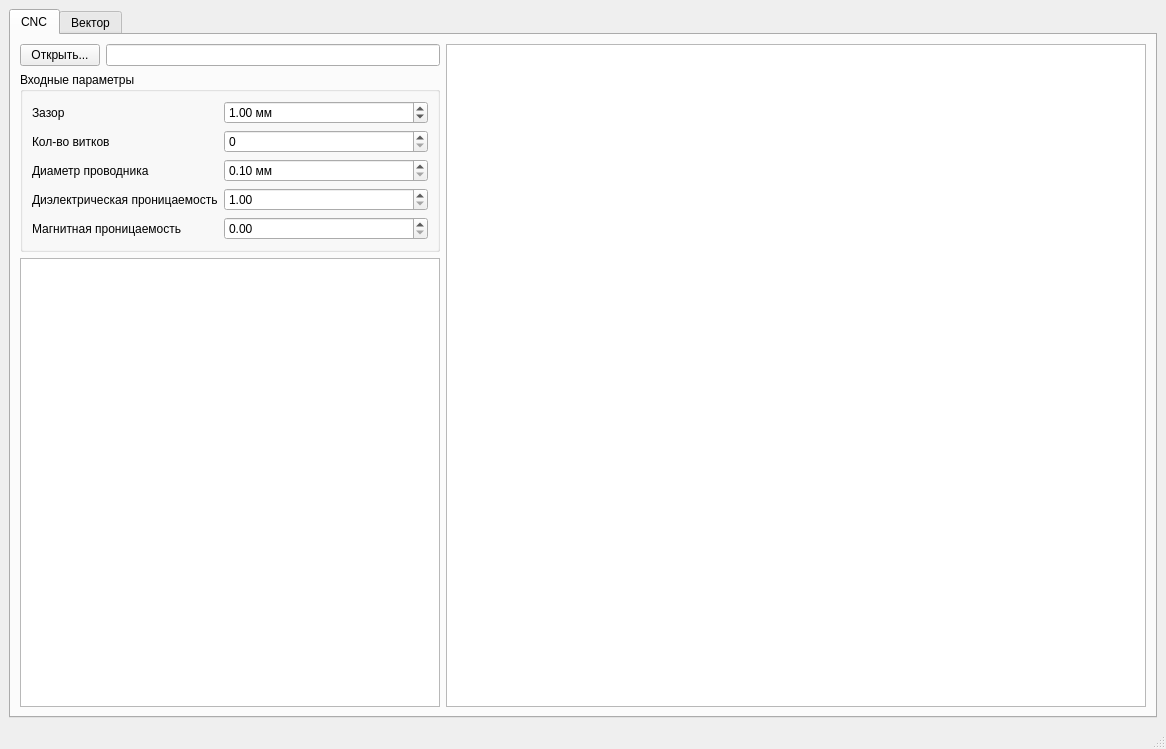
Above: mainwindow.ui from igrekus/coil before the change. Below: the same form after it.
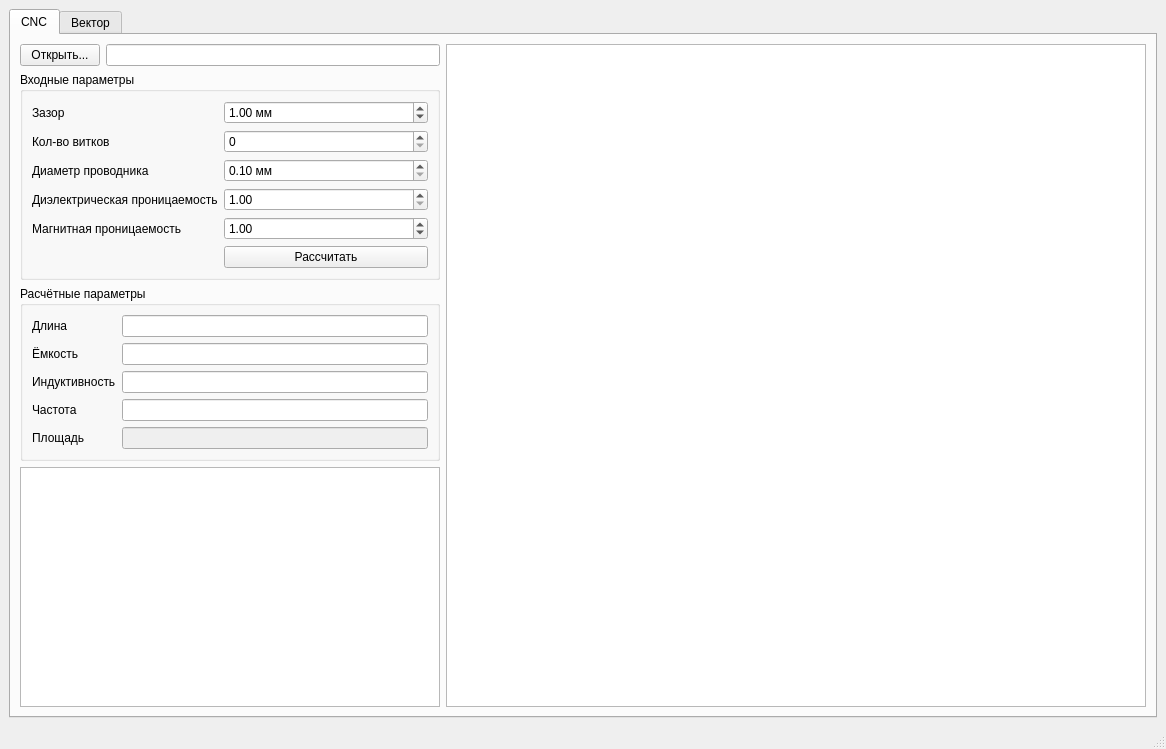
That is the form after the change.

Commit message: WIP: add electric param calculator prototype

Patch:
```diff
--- a/mainwindow.ui
+++ b/mainwindow.ui
@@ -131,7 +131,81 @@
               </widget>
              </item>
              <item row="4" column="1">
-              <widget class="QDoubleSpinBox" name="spinMagneticConst"/>
+              <widget class="QDoubleSpinBox" name="spinMagneticConst">
+               <property name="value">
+                <double>1.000000000000000</double>
+               </property>
+              </widget>
+             </item>
+             <item row="5" column="1">
+              <widget class="QPushButton" name="btnCalc">
+               <property name="text">
+                <string>Рассчитать</string>
+               </property>
+              </widget>
+             </item>
+            </layout>
+           </widget>
+          </item>
+          <item>
+           <widget class="QGroupBox" name="grpOutputParams">
+            <property name="title">
+             <string>Расчётные параметры</string>
+            </property>
+            <layout class="QFormLayout" name="formLayout_2">
+             <item row="0" column="0">
+              <widget class="QLabel" name="lblLength">
+               <property name="text">
+                <string>Длина</string>
+               </property>
+              </widget>
+             </item>
+             <item row="0" column="1">
+              <widget class="QLineEdit" name="editLength"/>
+             </item>
+             <item row="1" column="0">
+              <widget class="QLabel" name="lblCapacitance">
+               <property name="text">
+                <string>Ёмкость</string>
+               </property>
+              </widget>
+             </item>
+             <item row="1" column="1">
+              <widget class="QLineEdit" name="editCapacitance"/>
+             </item>
+             <item row="2" column="0">
+              <widget class="QLabel" name="lblInductance">
+               <property name="text">
+                <string>Индуктивность</string>
+               </property>
+              </widget>
+             </item>
+             <item row="2" column="1">
+              <widget class="QLineEdit" name="editInductance"/>
+             </item>
+             <item row="3" column="0">
+              <widget class="QLabel" name="lblFreq">
+               <property name="text">
+                <string>Частота</string>
+               </property>
+              </widget>
+             </item>
+             <item row="3" column="1">
+              <widget class="QLineEdit" name="editFreq"/>
+             </item>
+             <item row="4" column="0">
+              <widget class="QLabel" name="lblArea">
+               <property name="text">
+                <string>Площадь</string>
+               </property>
+              </widget>
+             </item>
+             <item row="4" column="1">
+              <widget class="QLineEdit" name="editArea">
+               <property name="enabled">
+                <bool>false</bool>
+               </property>
+              </widget>
              </item>
             </layout>
            </widget>
```
Left out of the diff: 2 changed lines with no effect on the pictures. The commit also changes 2 other files.
